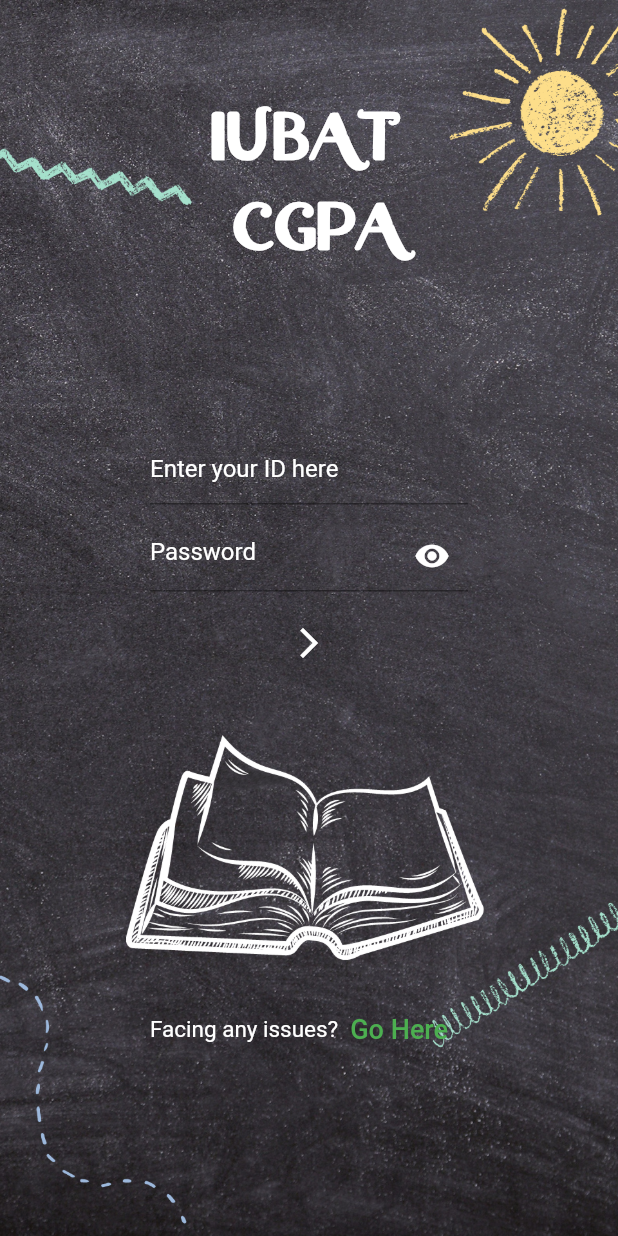
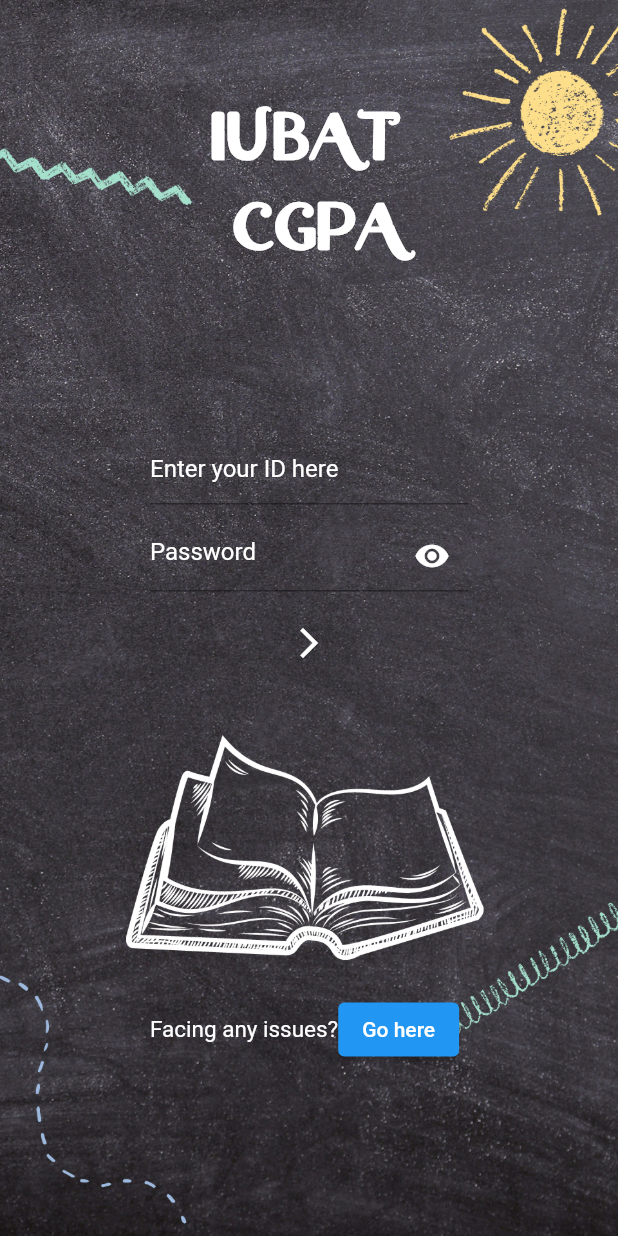
Before and after one commit to EftiarHKhan/IUBAT-CGPA-application, a Flutter app: the screen it shows after launch, on a phone screen of 412 x 824 dp. Run offline on Flutter 3.47's test engine with Material 2 defaults, Android fonts, the light colour scheme and no system bars; our stand-ins replace firebase_auth, firebase_core, percent_indicator; accounts and stored records are empty.

Commit message:
url link add pending

```diff
--- a/lib/screens/login_screen.dart
+++ b/lib/screens/login_screen.dart
@@ -1,5 +1,7 @@
 import 'package:firebase_auth/firebase_auth.dart';
 import 'package:flutter/material.dart';
+import 'package:url_launcher/link.dart';
+import 'package:url_launcher/url_launcher.dart';
 
 class LoginScreen extends StatefulWidget {
   static String routeName = 'LoginScreen';
@@ -164,16 +166,13 @@
                             fontSize: 15,
                           ),
                         ),
-                        TextButton(
-                          onPressed: () {},
-                          child: const Text(
-                            'Go Here',
-                            style: TextStyle(
-                              decoration: TextDecoration.none,
-                              fontSize: 18,
-                              color: Colors.green,
-                            ),
-                          ),
+                        Link(
+                          target: LinkTarget.self,
+                          uri: Uri.parse('https://iubat.edu'),
+                          builder: ((context, followLink) => ElevatedButton(
+                                onPressed: followLink,
+                                child: const Text('Go here'),
+                              )),
                         ),
                       ],
                     ),
--- a/pubspec.yaml
+++ b/pubspec.yaml
@@ -40,6 +40,7 @@
   # The following adds the Cupertino Icons font to your application.
   # Use with the CupertinoIcons class for iOS style icons.
   cupertino_icons: ^1.0.2
+  url_launcher: ^6.1.6
   firebase_auth: ^4.0.1
   firebase_core: ^2.0.0
   rflutter_alert: ^2.0.4
```
Also changed, not shown: lib/screens/semester_page.dart (+21 -49 lines), pubspec.lock, 5 other files.
